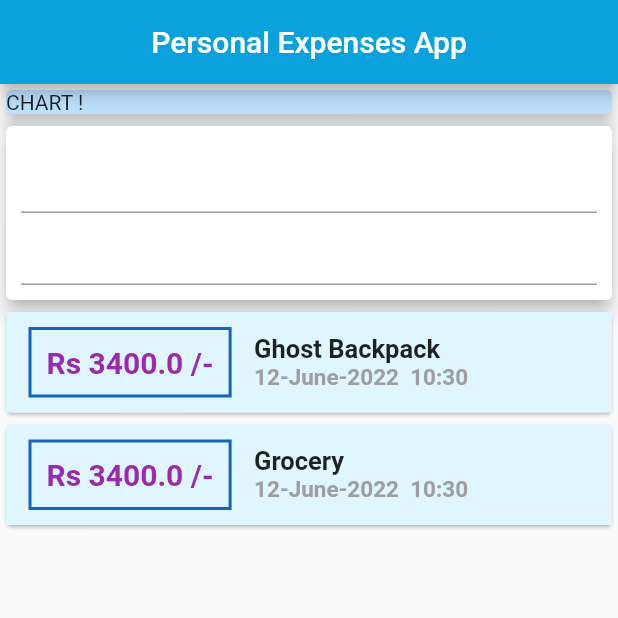
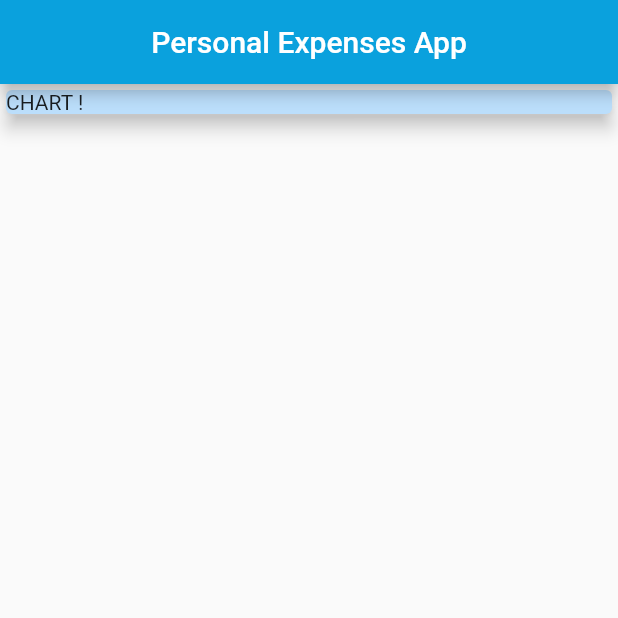
Before and after one commit to sh5800/Flutter-Personal-Expenses-App, a Flutter app: the screen it shows after launch, on a phone screen of 412 x 824 dp, the top half of it. Run offline on Flutter 3.47's test engine with Material 2 defaults, Android fonts, the phone set to English and light mode, and no system bars.

```diff
--- a/lib/main.dart
+++ b/lib/main.dart
@@ -1,6 +1,8 @@
 import 'package:flutter/material.dart';
-import 'package:intl/intl.dart';
-import './transaction.dart';
+// import './widgets/new_transactions.dart';
+// import './widgets/transaction_list.dart';
+// import 'package:intl/intl.dart';
+// import './models/transaction.dart';
 
 void main() => runApp(MyApp());
 
@@ -19,20 +21,13 @@ class MyApp extends StatelessWidget {
 }
 
 class MyHomePage extends StatelessWidget {
-  final List<Transaction> transactions = [
-    Transaction(
-      id: 'Item 1',
-      title: 'Ghost Backpack',
-      amount: 3400,
-      date: DateTime.now(),
-    ),
-    Transaction(
-      id: 'Item 2',
-      title: 'Grocery',
-      amount: 3400,
-      date: DateTime.now(),
-    ),
-  ];
+
+
+  // String? titleInput;
+  // String? amountInput;
+
+  final titleController = TextEditingController();
+  final amountController = TextEditingController();
 
   @override
   Widget build(BuildContext context) {
@@ -44,7 +39,7 @@ class MyHomePage extends StatelessWidget {
       ),
       body: Column(
         // mainAxisAlignment: MainAxisAlignment.start,
-        crossAxisAlignment: CrossAxisAlignment.start,
+        // crossAxisAlignment: CrossAxisAlignment.start,
         children: [
           Container(
             width: double.infinity,
@@ -59,21 +54,6 @@ class MyHomePage extends StatelessWidget {
             ),
           ),
 
-          Card(
-            elevation: 5,
-            // color: Colors.blue.shade50,
-            child: Container(
-
-              padding: EdgeInsets.all(10),
-              child: Column(
-                children: [
-                  TextField(),
-                  TextField(),
-
-                ],
-              ),
-            ),
-          ),
           // Container(
           //   // width: double.infinity,
           //   height: 50,
@@ -85,57 +65,7 @@ class MyHomePage extends StatelessWidget {
           //     ),
           //   ),
           // ),
-          Column(
-            children: transactions.map((tx) {
-              return Card(
-                child: Container(
-                  color: Color(0xFFDFF6FF),
-                  child: Row(
-                    children: [
-                      Container(
-                        margin:
-                            EdgeInsets.symmetric(vertical: 10, horizontal: 15),
-                        decoration: BoxDecoration(
-                          border:
-                              Border.all(color: Colors.blue.shade800, width: 2),
-                          // color: Colors.purple
-                        ),
-                        padding: EdgeInsets.all(10),
-                        child: Text(
-                          'Rs ${tx.amount} /-',
-                          style: TextStyle(
-                              fontWeight: FontWeight.bold,
-                              fontSize: 20,
-                              color: Colors.purple),
-                        ),
-                      ),
-                      Column(
-                        // mainAxisAlignment: MainAxisAlignment.start,
-                        crossAxisAlignment: CrossAxisAlignment.start,
-                        children: [
-                          Text(
-                            tx.title.toString(),
-                            style: TextStyle(
-                              fontWeight: FontWeight.bold,
-                              fontSize: 17,
-                              // color:Colors.grey
-                            ),
-                          ),
-                          Text(
-                            DateFormat('dd-MMMM-yyyy  kk:mm').format(tx.date),
-                            // tx.date.toString(),
-                              style: TextStyle(
-                                  fontWeight: FontWeight.bold,
-                                  fontSize: 15,
-                                  color: Colors.grey)),
-                        ],
-                      )
-                    ],
-                  ),
-                ),
-              );
-            }).toList(),
-          ),
+
         ],
       ),
     );
--- a/lib/transaction.dart
+++ b/lib/models/transaction.dart
@@ -4,12 +4,12 @@ class Transaction {
   final String? id;
   final String? title;
   final double? amount;
-  final DateTime date;
+  final DateTime? date;
 
   Transaction({
-    required this.id,
-    required this.title,
-    required this.amount,
-    required this.date
+     this.id,
+     this.title,
+     this.amount,
+     this.date
     });
 }
```
Also changed, not shown: lib/widgets/new_transactions.dart (added, +50 -0 lines), lib/widgets/transaction_list.dart (added, +67 -0 lines), lib/widgets/user_transactions.dart (added, +41 -0 lines).
